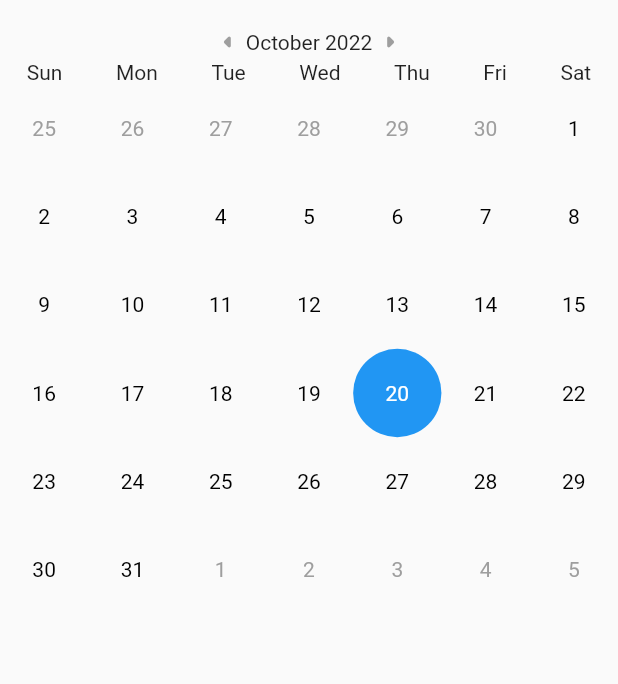
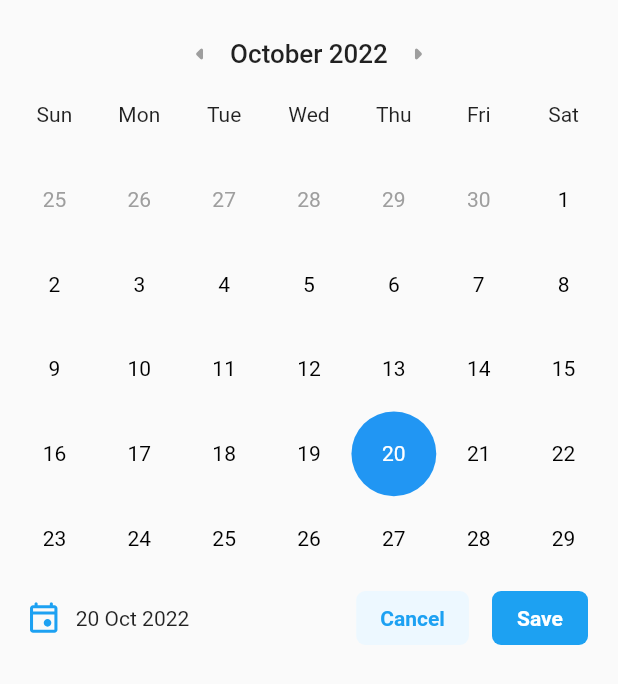
Before and after one commit to Vijay053/MevolveSampleApp, a Flutter app: the screen it shows after launch, on a phone screen of 412 x 824 dp. Shown: the top 684 px of the screen. Run offline on Flutter 3.47's test engine with Material 2 defaults, Android fonts, the phone set to English and light mode, and no system bars; our stand-ins replace flutter_screenutil, flutter_svg.

Commit message:
Added base theme and changed UI as per requirement

```diff
--- /dev/null
+++ b/lib/custom_widgets/buttons/cancel_button.dart
@@ -0,0 +1,21 @@
+import 'package:flutter/material.dart';
+
+class CancelButton extends StatelessWidget {
+  final VoidCallback? onPressed;
+  final Widget? child;
+
+  const CancelButton({@required this.onPressed, @required this.child, Key? key})
+      : super(key: key);
+
+  @override
+  Widget build(BuildContext context) {
+    return ElevatedButton(
+      onPressed: onPressed,
+      style: ElevatedButton.styleFrom(
+        backgroundColor: const Color(0xffEDF8FF),
+        foregroundColor: const Color(0xff1DA1F2),
+      ),
+      child: child,
+    );
+  }
+}
--- a/lib/main.dart
+++ b/lib/main.dart
@@ -1,4 +1,5 @@
 import 'package:flutter/material.dart';
+import 'package:flutter_screenutil/flutter_screenutil.dart';
 import 'package:mevolve/mevolve_calendar/mevolve_calendar.dart';
 
 void main() {
@@ -11,21 +12,28 @@ class MyApp extends StatelessWidget {
   // This widget is the root of your application.
   @override
   Widget build(BuildContext context) {
-    return MaterialApp(
-      title: 'Flutter Demo',
-      theme: ThemeData(
-        // This is the theme of your application.
-        //
-        // Try running your application with "flutter run". You'll see the
-        // application has a blue toolbar. Then, without quitting the app, try
-        // changing the primarySwatch below to Colors.green and then invoke
-        // "hot reload" (press "r" in the console where you ran "flutter run",
-        // or simply save your changes to "hot reload" in a Flutter IDE).
-        // Notice that the counter didn't reset back to zero; the application
-        // is not restarted.
-        primarySwatch: Colors.blue,
+    return ScreenUtilInit(
+      designSize: const Size(428, 926),
+      builder: (context, child) => MaterialApp(
+        title: 'Mevolve',
+        theme: ThemeData(
+          primarySwatch: Colors.blue,
+          elevatedButtonTheme: ElevatedButtonThemeData(
+            style: ElevatedButton.styleFrom(
+              backgroundColor: const Color(0xff1DA1F2),
+              elevation: 0.0,
+              padding: const EdgeInsets.symmetric(horizontal: 16),
+              shape: const RoundedRectangleBorder(
+                borderRadius: BorderRadius.all(
+                  Radius.circular(6),
+                ),
+              ),
+              textStyle: const TextStyle(fontWeight: FontWeight.w600),
+            ),
+          ),
+        ),
+        home: const Material(child: MevolveCalendar()),
       ),
-      home: const Material(child: MevolveCalendar()),
     );
   }
 }
--- a/lib/mevolve_calendar/custom_widgets/calendar.dart
+++ b/lib/mevolve_calendar/custom_widgets/calendar.dart
@@ -1,4 +1,5 @@
 import 'package:flutter/material.dart';
+import 'package:flutter_screenutil/flutter_screenutil.dart';
 import 'package:intl/intl.dart';
 import 'package:mevolve/mevolve_calendar/date_picker_controller.dart';
 import 'package:provider/provider.dart';
@@ -11,39 +12,6 @@ class CalenderWidget extends StatefulWidget {
 }
 
 class _CalenderWidgetState extends State<CalenderWidget> {
-  @override
-  Widget build(BuildContext context) {
-    final datePickerController = Provider.of<DatePickerController>(context);
-    return Column(
-      children: [
-        Row(
-          mainAxisAlignment: MainAxisAlignment.center,
-          children: [
-            const Icon(
-              Icons.arrow_left_rounded,
-              color: Colors.grey,
-            ),
-            Text(DateFormat.yMMMM().format(datePickerController.selectedDate)),
-            const Icon(
-              Icons.arrow_right_rounded,
-              color: Colors.grey,
-            ),
-          ],
-        ),
-        const _SwipeableCalendar(),
-      ],
-    );
-  }
-}
-
-class _SwipeableCalendar extends StatefulWidget {
-  const _SwipeableCalendar({Key? key}) : super(key: key);
-
-  @override
-  State<_SwipeableCalendar> createState() => _SwipeableCalendarState();
-}
-
-class _SwipeableCalendarState extends State<_SwipeableCalendar> {
   late PageController _pageController;
 
   @override
@@ -56,35 +24,63 @@ class _SwipeableCalendarState extends State<_SwipeableCalendar> {
 
   @override
   Widget build(BuildContext context) {
-    print(_pageController.initialPage);
-    return SizedBox(
-      height: 500,
+    final datePickerController = Provider.of<DatePickerController>(context);
+    return Column(
+      children: [
+        Row(
+          mainAxisAlignment: MainAxisAlignment.center,
+          children: [
+            InkWell(
+              onTap: () {
+                datePickerController.currentPageIndex.value--;
+                _pageController.previousPage(
+                    duration: const Duration(milliseconds: 300),
+                    curve: Curves.bounceInOut);
+              },
+              child: const Icon(
+                Icons.arrow_left_rounded,
+                color: Colors.grey,
+              ),
+            ),
+            ValueListenableBuilder(
+                valueListenable: datePickerController.currentPageIndex,
+                builder: (context, value, child) => Padding(
+                      padding: const EdgeInsets.symmetric(horizontal: 8),
+                      child: Text(
+                        DateFormat.yMMMM()
+                            .format(datePickerController.currentIndexMonthDate),
+                        style: TextStyle(
+                          fontWeight: FontWeight.w500,
+                          fontSize: 18.sp,
+                        ),
+                      ),
+                    )),
+            InkWell(
+              onTap: () {
+                datePickerController.currentPageIndex.value++;
+                _pageController.nextPage(
+                    duration: const Duration(milliseconds: 200),
+                    curve: Curves.bounceInOut);
+              },
+              child: const Icon(
+                Icons.arrow_right_rounded,
+                color: Colors.grey,
+              ),
+            ),
+          ],
+        ),
+        SizedBox(
+            height: 340,
             child: PageView.builder(
               controller: _pageController,
               onPageChanged: (index) {
-          print(index);
-          setState(() {});
+                datePickerController.currentPageIndex.value = index;
               },
               itemBuilder: (context, index) {
-          return Column(
-            children: [
-              Row(
-                mainAxisAlignment: MainAxisAlignment.spaceAround,
-                children: const [
-                  _DayNameWidget('Sun'),
-                  _DayNameWidget('Mon'),
-                  _DayNameWidget('Tue'),
-                  _DayNameWidget('Wed'),
-                  _DayNameWidget('Thu'),
-                  _DayNameWidget('Fri'),
-                  _DayNameWidget('Sat'),
+                return const _DateViewWidget();
+              },
+            )),
       ],
-              ),
-              const _DateViewWidget(),
-            ],
-          );
-        },
-      ),
     );
   }
 }
@@ -95,23 +91,29 @@ class _DateViewWidget extends StatelessWidget {
   @override
   Widget build(BuildContext context) {
     final datePickerController = Provider.of<DatePickerController>(context);
-    final selectedDate = datePickerController.selectedDate;
-    final monthStartDate = DateTime(selectedDate.year, selectedDate.month, 1);
-    final monthEndDate = DateTime(selectedDate.year, selectedDate.month + 1, 0);
+    final monthToShowDate = datePickerController.currentIndexMonthDate;
+    final monthStartDate =
+        DateTime(monthToShowDate.year, monthToShowDate.month, 1);
+    final monthEndDate =
+        DateTime(monthToShowDate.year, monthToShowDate.month + 1, 0);
     final startDate =
         monthStartDate.subtract(Duration(days: monthStartDate.weekday));
-    return Expanded(
-      child: GridView.builder(
-        itemCount: 42,
-        gridDelegate:
-            const SliverGridDelegateWithFixedCrossAxisCount(crossAxisCount: 7),
+    final endDate = monthEndDate.add(Duration(days: 7 - monthEndDate.weekday));
+    return GridView.builder(
+      padding: const EdgeInsets.all(0),
+      itemCount: endDate.difference(startDate).inDays + 7,
+      physics: const NeverScrollableScrollPhysics(),
+      gridDelegate: const SliverGridDelegateWithFixedCrossAxisCount(
+        crossAxisCount: 7,
+      ),
       itemBuilder: (context, index) {
-          final date = startDate.add(Duration(days: index));
+        if (index < 7) return _getHeaderWidget(index);
+        final date = startDate.add(Duration(days: (index - 7)));
         if ((date.isAfter(monthStartDate) ||
                 date.isAtSameMomentAs(monthStartDate)) &&
             (date.isBefore(monthEndDate) ||
                 date.isAtSameMomentAs(monthEndDate))) {
-            if (date.isAtSameMomentAs(selectedDate)) {
+          if (date.isAtSameMomentAs(datePickerController.selectedDate)) {
             return _DateTextWidget(
               date,
               isSelected: true,
@@ -126,8 +128,28 @@ class _DateViewWidget extends StatelessWidget {
           );
         }
       },
-      ),
     );
+  }
+
+  Widget _getHeaderWidget(int index) {
+    switch (index) {
+      case 0:
+        return const _DayNameWidget('Sun');
+      case 1:
+        return const _DayNameWidget('Mon');
+      case 2:
+        return const _DayNameWidget('Tue');
+      case 3:
+        return const _DayNameWidget('Wed');
+      case 4:
+        return const _DayNameWidget('Thu');
+      case 5:
+        return const _DayNameWidget('Fri');
+      case 6:
+        return const _DayNameWidget('Sat');
+      default:
+        return Container();
+    }
   }
 }
 
@@ -142,24 +164,29 @@ class _DateTextWidget extends StatelessWidget {
 
   @override
   Widget build(BuildContext context) {
-    if (isSelected) {
-      return Container(
-        decoration:
-            const BoxDecoration(shape: BoxShape.circle, color: Colors.blue),
+    final datePickerController = Provider.of<DatePickerController>(context);
+    return InkWell(
+      onTap: () {
+        datePickerController.selectedDate = dateToShow;
+      },
+      borderRadius: BorderRadius.circular(25),
+      child: isSelected
+          ? Container(
+              decoration: const BoxDecoration(
+                  shape: BoxShape.circle, color: Colors.blue),
               child: Center(
                   child: Text(
                 dateToShow.day.toString(),
                 style: const TextStyle(color: Colors.white),
               )),
-      );
-    } else {
-      return Center(
+            )
+          : Center(
               child: Text(
               dateToShow.day.toString(),
-        style:
-            TextStyle(color: isCurrentMonthDate ? Colors.black : Colors.grey),
-      ));
-    }
+              style: TextStyle(
+                  color: isCurrentMonthDate ? Colors.black : Colors.grey),
+            )),
+    );
   }
 }
 
@@ -170,6 +197,10 @@ class _DayNameWidget extends StatelessWidget {
 
   @override
   Widget build(BuildContext context) {
-    return Center(child: Text(dayName));
+    return Center(
+        child: Text(
+      dayName,
+      style: TextStyle(fontWeight: FontWeight.w400),
+    ));
   }
 }
--- a/lib/mevolve_calendar/date_picker_controller.dart
+++ b/lib/mevolve_calendar/date_picker_controller.dart
@@ -6,6 +6,11 @@ class DatePickerController {
   DateTime selectedDate =
       DateTime(DateTime.now().year, DateTime.now().month, DateTime.now().day);
   ValueNotifier<int> currentPageIndex = ValueNotifier(0);
+
+  DateTime get currentIndexMonthDate {
+    return DateTime(startDate.year + currentPageIndex.value ~/ 12,
+        (startDate.month - 1) + (currentPageIndex.value.remainder(12)), 1);
+  }
 
   int getInitialPageIndex() {
     if (startDate.year == selectedDate.year) {
--- a/lib/mevolve_calendar/mevolve_calendar.dart
+++ b/lib/mevolve_calendar/mevolve_calendar.dart
@@ -1,7 +1,12 @@
 import 'package:flutter/material.dart';
+import 'package:flutter_screenutil/flutter_screenutil.dart';
+import 'package:flutter_svg/flutter_svg.dart';
+import 'package:intl/intl.dart';
 import 'package:mevolve/mevolve_calendar/custom_widgets/calendar.dart';
 import 'package:mevolve/mevolve_calendar/date_picker_controller.dart';
 import 'package:provider/provider.dart';
+
+import '../custom_widgets/buttons/cancel_button.dart';
 
 class MevolveCalendar extends StatefulWidget {
   const MevolveCalendar({Key? key}) : super(key: key);
@@ -18,7 +23,11 @@ class _MevolveCalendarState extends State<MevolveCalendar> {
         Provider<DatePickerController>(create: (_) => DatePickerController()),
       ],
       child: Builder(
-        builder: (context) => Container(
+        builder: (context) {
+          final datePickerController =
+              Provider.of<DatePickerController>(context);
+          return Container(
+            padding: const EdgeInsets.all(8.0),
             decoration: BoxDecoration(borderRadius: BorderRadius.circular(8)),
             child: Column(
               children: [
@@ -26,9 +35,39 @@ class _MevolveCalendarState extends State<MevolveCalendar> {
                   children: const [Text('')],
                 ),
                 const CalenderWidget(),
+                Padding(
+                  padding: const EdgeInsets.symmetric(horizontal: 12.0),
+                  child: Row(
+                    mainAxisAlignment: MainAxisAlignment.spaceBetween,
+                    children: [
+                      Row(
+                        children: [
+                          SvgPicture.asset('assets/svgs/calendar.svg'),
+                          SizedBox(
+                            width: 12.w,
+                          ),
+                          Text(DateFormat('d MMM y')
+                              .format(datePickerController.selectedDate))
                         ],
                       ),
+                      Row(
+                        children: [
+                          CancelButton(
+                              onPressed: () {}, child: const Text('Cancel')),
+                          SizedBox(
+                            width: 16.w,
                           ),
+                          ElevatedButton(
+                              onPressed: () {}, child: const Text('Save')),
+                        ],
+                      )
+                    ],
+                  ),
+                )
+              ],
+            ),
+          );
+        },
       ),
     );
   }
--- a/pubspec.yaml
+++ b/pubspec.yaml
@@ -38,6 +38,8 @@ dependencies:
   cupertino_icons: ^1.0.5
   provider: ^6.0.4
   intl: ^0.17.0
+  flutter_svg: ^1.1.5
+  flutter_screenutil: ^5.5.4
 
 dev_dependencies:
   flutter_test:
@@ -62,8 +64,8 @@ flutter:
   uses-material-design: true
 
   # To add assets to your application, add an assets section, like this:
-  # assets:
-  #   - images/a_dot_burr.jpeg
+  assets:
+    - assets/svgs/
   #   - images/a_dot_ham.jpeg
 
   # An image asset can refer to one or more resolution-specific "variants", see
```
Also changed, not shown: assets/svgs/calendar.svg (added), pubspec.lock. Lines whose indentation alone changed are shown as unchanged.
